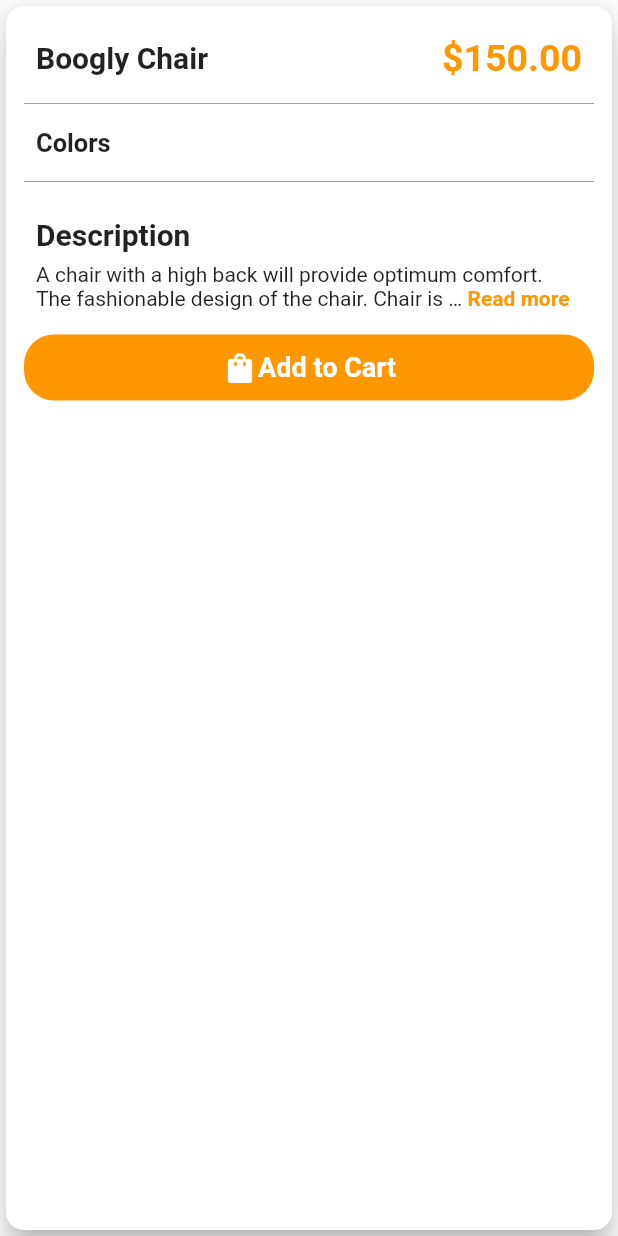
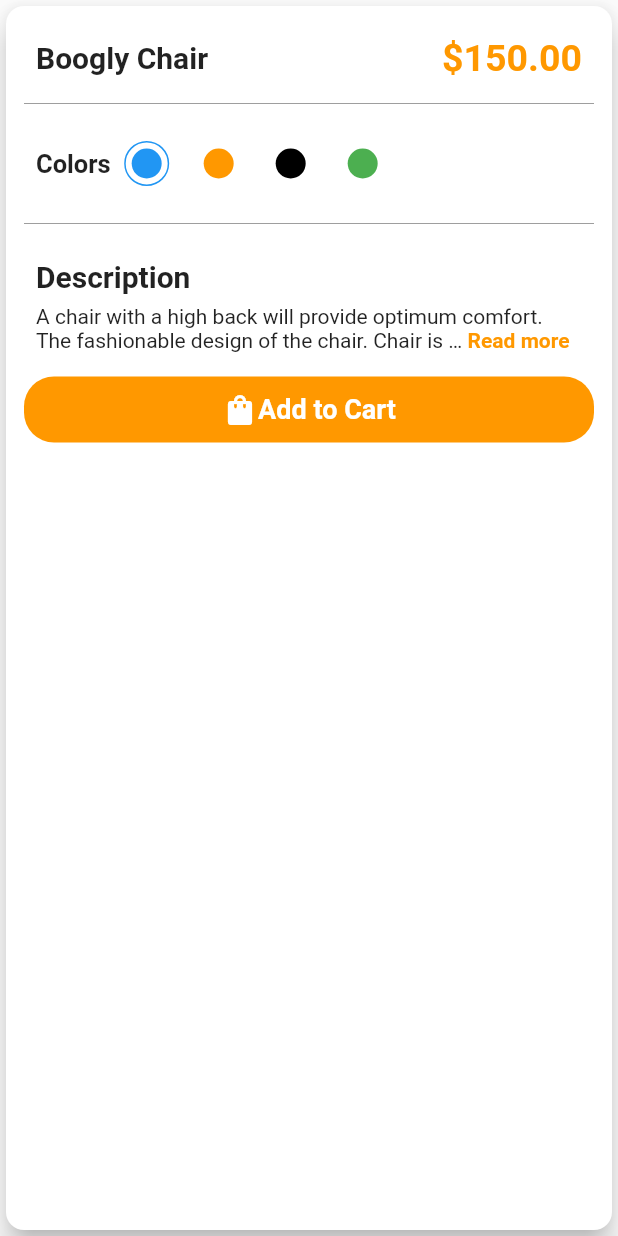
Before and after one commit to emekss/Furniture_Store_UI, a Flutter app: the DetailsContainer widget shown alone on an empty page, opened directly, on a phone screen of 412 x 824 dp. Run offline on Flutter 3.47's test engine with Material 2 defaults, Android fonts, the phone set to English and light mode, and no system bars; drawn by our look-alikes of readmore; our stand-ins replace google_nav_bar.

Commit message:
color buttons added, details page updated

```diff
--- a/lib/components/details_container.dart
+++ b/lib/components/details_container.dart
@@ -1,4 +1,6 @@
 import 'package:flutter/material.dart';
+import 'package:jersey_shop_app/util/color_button.dart';
+import 'package:jersey_shop_app/util/quantity_counter_button.dart';
 import 'package:readmore/readmore.dart';
 
 class DetailsContainer extends StatelessWidget {
@@ -47,6 +49,8 @@ class DetailsContainer extends StatelessWidget {
                       fontSize: 17,
                     ),
                   ),
+                  ColorButton(color: Colors.blue),
+                  //QuantityCounterButton()
                 ],
               ),
             ),
--- a/lib/main.dart
+++ b/lib/main.dart
@@ -1,6 +1,7 @@
 import 'package:flutter/material.dart';
 import 'package:jersey_shop_app/pages/details_page.dart';
 import 'package:jersey_shop_app/pages/home_page.dart';
+import 'package:jersey_shop_app/pages/start_page.dart';
 
 void main() {
   runApp(const MyApp());
@@ -14,9 +15,10 @@ class MyApp extends StatelessWidget {
   Widget build(BuildContext context) {
     return MaterialApp(
       debugShowCheckedModeBanner: false,
-      home: const DetailsPage(),
+      home: const StartPage(),
       routes: {
         '/homePage': (context) => HomePage(),
+        '/detailsPage': (context) => const DetailsPage(),
       },
     );
   }
--- a/lib/pages/details_page.dart
+++ b/lib/pages/details_page.dart
@@ -17,7 +17,9 @@ class _DetailsPageState extends State<DetailsPage> {
         backgroundColor: Colors.transparent,
         elevation: 0,
         leading: IconButton(
-            onPressed: () {},
+            onPressed: () {
+              Navigator.pushNamed(context, '/homePage');
+            },
             icon: const Icon(
               Icons.arrow_back_ios,
               color: Colors.black,
--- a/lib/pages/home_page.dart
+++ b/lib/pages/home_page.dart
@@ -85,6 +85,10 @@ class HomePage extends StatelessWidget {
           ),
         ),
         Expanded(
+          child: GestureDetector(
+            onTap: () {
+              Navigator.pushNamed(context, '/detailsPage');
+            },
             child: ListView.builder(
               controller: _controller,
               scrollDirection: Axis.horizontal,
@@ -100,6 +104,7 @@ class HomePage extends StatelessWidget {
               },
             ),
           ),
+        ),
       ]),
     );
   }
--- /dev/null
+++ b/lib/util/color_button.dart
@@ -0,0 +1,58 @@
+import 'package:flutter/material.dart';
+import 'package:jersey_shop_app/util/item_color_list.dart';
+
+class ColorButton extends StatefulWidget {
+  final Color color;
+  const ColorButton({super.key, required this.color});
+
+  @override
+  State<ColorButton> createState() => _ColorButtonState();
+}
+
+class _ColorButtonState extends State<ColorButton> {
+  @override
+  Widget build(BuildContext context) {
+    return Row(
+      children: [
+        ...List.generate(
+          colorList.length,
+          (index) => IconButton(
+            onPressed: () {
+              // sure all element are not selected
+              for (var element in colorList) {
+                element.isSelected = false;
+              }
+              // selects the one we click
+
+              colorList[index].isSelected = true;
+              setState(() {});
+            },
+            icon: Stack(
+              alignment: Alignment.center,
+              children: [
+                Container(
+                  height: 30,
+                  decoration: BoxDecoration(
+                    border: Border.all(
+                      color: colorList[index].isSelected
+                          ? colorList[index].color
+                          : Colors.transparent,
+                    ),
+                    shape: BoxShape.circle,
+                  ),
+                ),
+                Container(
+                  height: 20,
+                  decoration: BoxDecoration(
+                    shape: BoxShape.circle,
+                    color: colorList[index].color,
+                  ),
+                )
+              ],
+            ),
+          ),
+        )
+      ],
+    );
+  }
+}
--- /dev/null
+++ b/lib/util/item_color_list.dart
@@ -0,0 +1,17 @@
+import 'package:flutter/material.dart';
+
+class ColorList {
+  final Color color;
+  bool isSelected;
+  ColorList({
+    required this.color,
+    required this.isSelected,
+  });
+}
+
+final colorList = [
+  ColorList(color: Colors.blue, isSelected: true),
+  ColorList(color: Colors.orange, isSelected: false),
+  ColorList(color: Colors.black, isSelected: false),
+  ColorList(color: Colors.green, isSelected: false),
+];
```
Also changed, not shown: lib/util/quantity_counter_button.dart (added, +41 -0 lines). Lines whose indentation alone changed are shown as unchanged.
